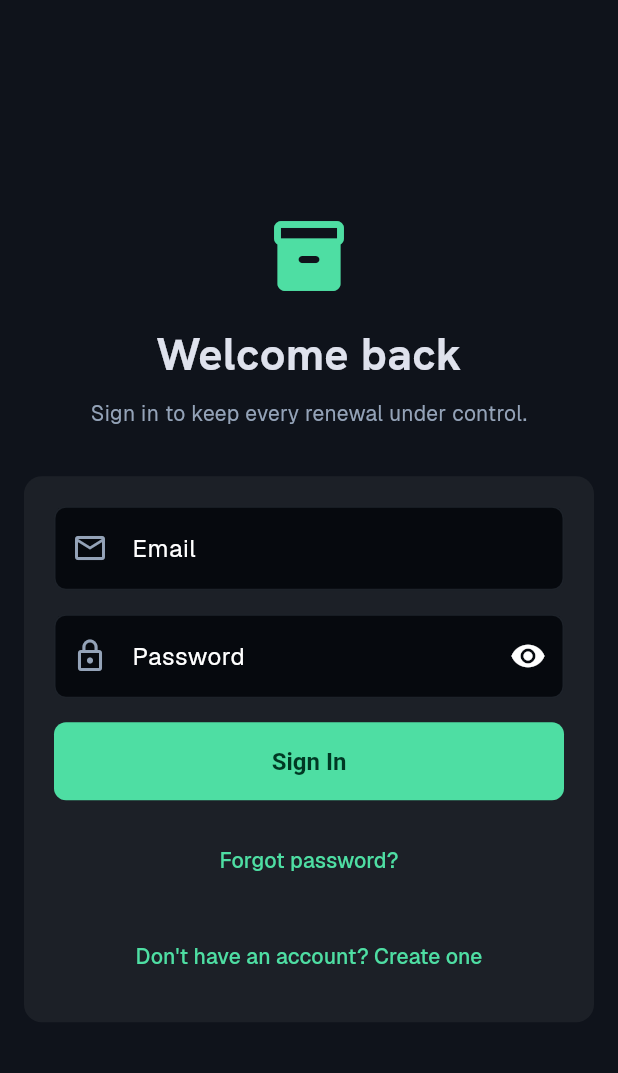
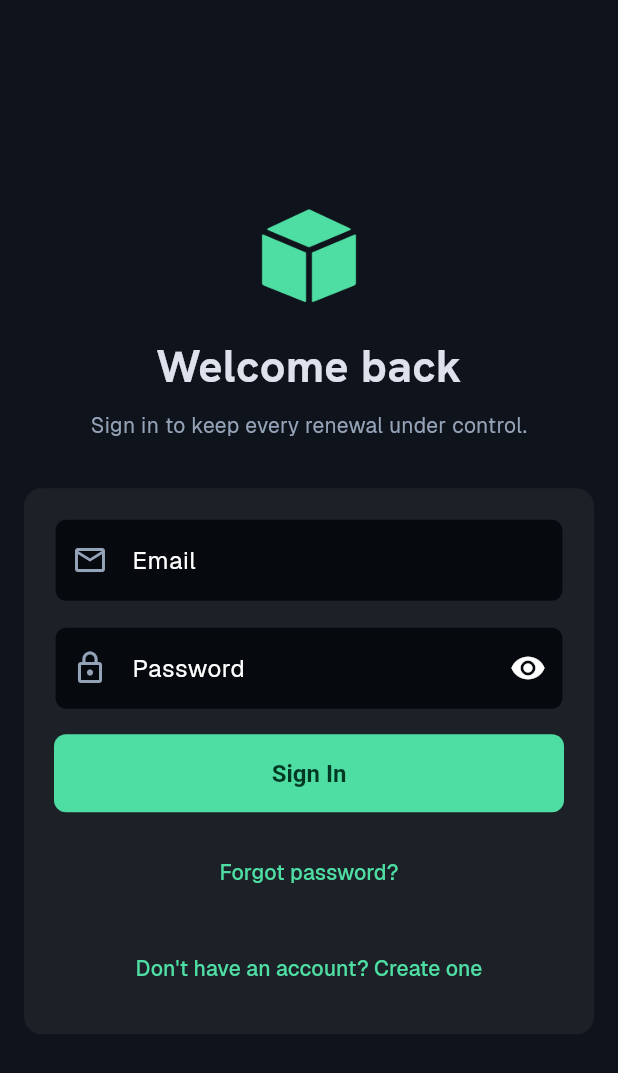
Before and after one commit to Javeria-jpj/SubscriptionBox, a Flutter app: the screen it shows after launch, on a phone screen of 412 x 824 dp. Shown: the top 1073 px of the screen. Run offline on Flutter 3.47's test engine with Material 3 defaults, Android fonts, the phone set to English and light mode, and no system bars; our stand-ins replace cloud_firestore, firebase_auth, firebase_core, flutter_riverpod, google_fonts; accounts and stored records are empty.

Commit message:
Icon changes
Authentication and Icon Changes

```diff
--- /dev/null
+++ b/devtools_options.yaml
@@ -0,0 +1,3 @@
+description: This file stores settings for Dart & Flutter DevTools.
+documentation: https://docs.flutter.dev/tools/devtools/extensions#configure-extension-enablement-states
+extensions:
--- a/lib/widgets/auth_widgets.dart
+++ b/lib/widgets/auth_widgets.dart
@@ -27,8 +27,7 @@ class AuthLayout extends StatelessWidget {
             child: Column(
               crossAxisAlignment: CrossAxisAlignment.stretch,
               children: [
-                const Icon(Icons.inventory_2_rounded,
-                    size: 56, color: AppColors.primary),
+                const Center(child: AppLogo(size: 72)),
                 const SizedBox(height: 16),
                 Text(title, textAlign: TextAlign.center, style: heading(30)),
                 const SizedBox(height: 8),
@@ -55,6 +54,17 @@ class AuthLayout extends StatelessWidget {
       ),
     );
   }
+}
+
+/// SubBox logo. Icon by bqlqn from www.flaticon.com.
+class AppLogo extends StatelessWidget {
+  const AppLogo({super.key, this.size = 72});
+
+  final double size;
+
+  @override
+  Widget build(BuildContext context) =>
+      Image.asset('assets/images/logo.png', width: size, height: size);
 }
 
 class AppTextField extends StatefulWidget {
--- a/pubspec.yaml
+++ b/pubspec.yaml
@@ -22,3 +22,5 @@ dev_dependencies:
 
 flutter:
   uses-material-design: true
+  assets:
+    - assets/images/logo.png
```
Also changed, not shown: assets/images/logo.png (added), 38 other files.
